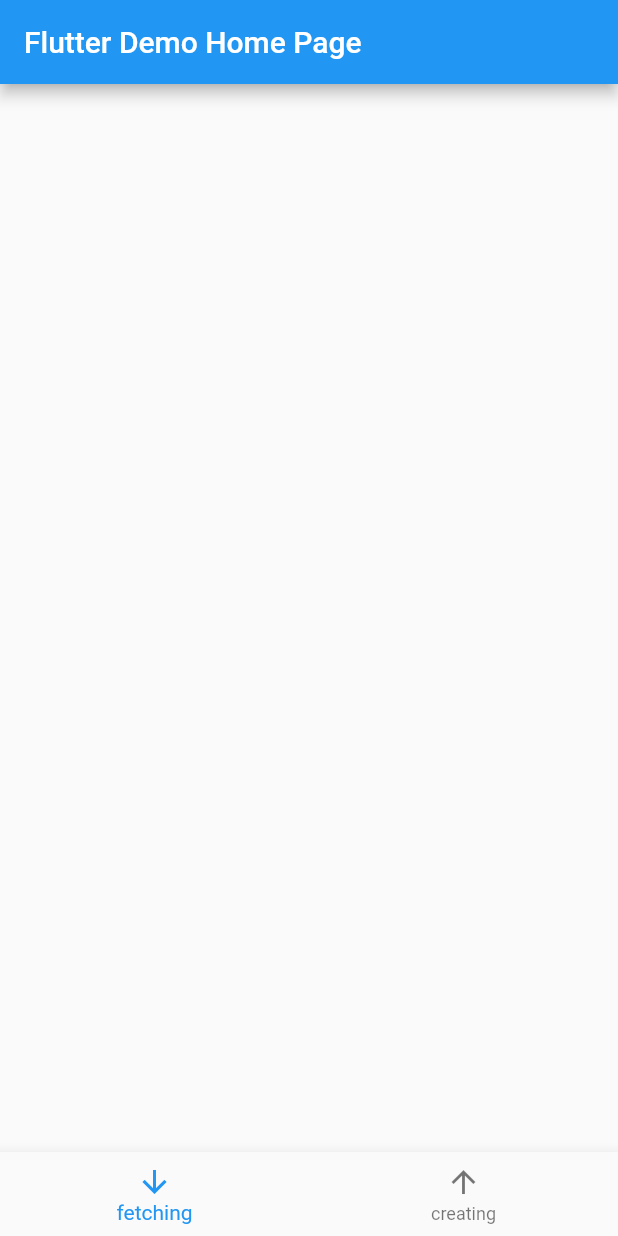
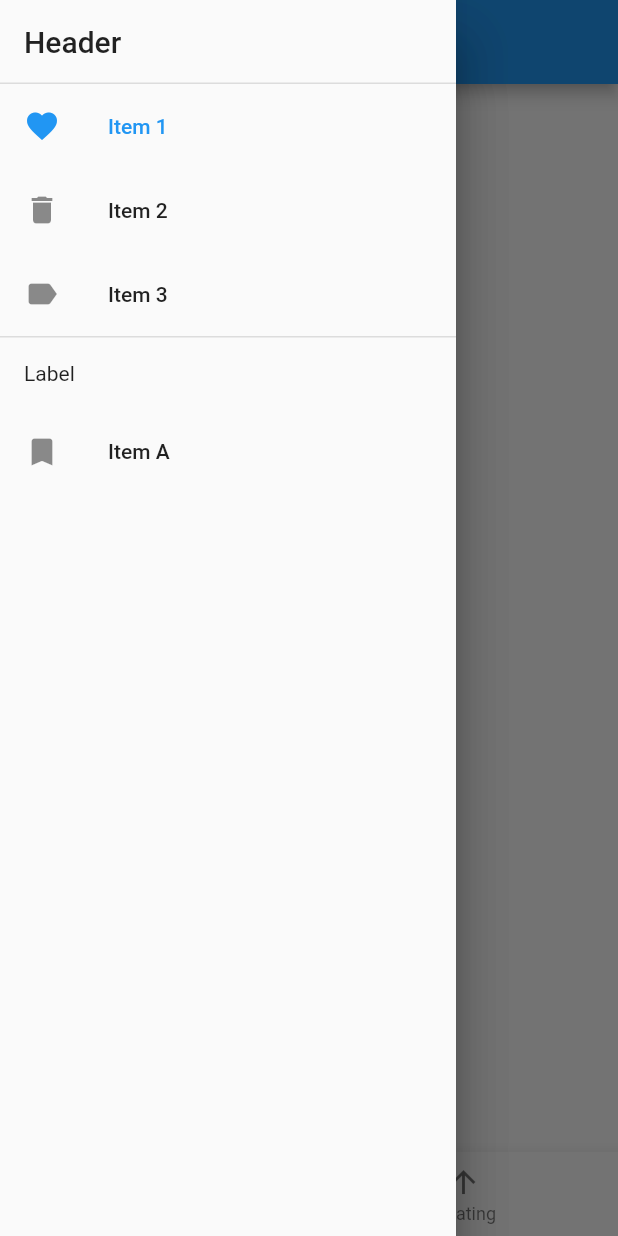
Before and after one commit to vaibhav135/Todo, a Flutter app: the screen it shows after launch, with the side drawer open (before the commit the screen has no drawer), on a phone screen of 412 x 824 dp. Run offline on Flutter 3.47's test engine with Material 2 defaults, Android fonts, the phone set to English and light mode, and no system bars; our stand-ins replace cloud_firestore, firebase_core; accounts and stored records are empty.

Commit message:
added radio checkbox, deletion , navigation bar

```diff
--- a/lib/data_check.dart
+++ b/lib/data_check.dart
@@ -1,6 +1,11 @@
 import 'package:flutter/material.dart';
 import 'package:cloud_firestore/cloud_firestore.dart';
 import 'package:firebase_core/firebase_core.dart';
+
+import 'package:todo/record.dart';
+import 'package:todo/task_page.dart';
+
+enum TaskState { selected, notSelected }
 
 class DataCheck extends StatefulWidget {
   const DataCheck({Key key}) : super(key: key);
@@ -10,6 +15,7 @@ class DataCheck extends StatefulWidget {
 }
 
 class _DataCheckState extends State<DataCheck> {
+  TaskState tstate = TaskState.notSelected;
   // Set default `_initialized` and `_error` state to false
   bool _initialized = false;
   bool _error = false;
@@ -45,7 +51,7 @@ class _DataCheckState extends State<DataCheck> {
       );
     }
     return StreamBuilder<QuerySnapshot>(
-      stream: FirebaseFirestore.instance.collection('baby').snapshots(),
+      stream: FirebaseFirestore.instance.collection('tasks').snapshots(),
       builder: (context, snapshot) {
         if (!snapshot.hasData) return LinearProgressIndicator();
 
@@ -71,8 +77,9 @@ class _DataCheckState extends State<DataCheck> {
   Widget _buildListItem(BuildContext context, DocumentSnapshot data) {
     final record = Record.fromSnapshot(data);
 
+    //print(record.reference.id);
     return Padding(
-      key: ValueKey(record.name),
+      key: ValueKey(record.taskName),
       padding: const EdgeInsets.symmetric(horizontal: 16.0, vertical: 8.0),
       child: Container(
         decoration: BoxDecoration(
@@ -80,29 +87,26 @@ class _DataCheckState extends State<DataCheck> {
           borderRadius: BorderRadius.circular(5.0),
         ),
         child: ListTile(
-          title: Text(record.name),
-          trailing: Text(record.votes.toString()),
-          onTap: () => print(record),
+          title: Text(record.taskName),
+          leading: Radio<TaskState>(
+            value: TaskState.selected,
+            groupValue: tstate,
+            onChanged: (TaskState value) {
+              setState(() {
+                tstate = value;
+                // TODO: if the state is selected then the task will be moved to completed
+                if (tstate == TaskState.selected) print(tstate);
+              });
+            },
+          ),
+          onTap: () {
+            Navigator.push(
+              context,
+              MaterialPageRoute(builder: (context) => TaskPage(record)),
+            );
+          },
         ),
       ),
     );
   }
 }
-
-class Record {
-  final String name;
-  final int votes;
-  final DocumentReference reference;
-
-  Record.fromMap(Map<String, dynamic> map, {this.reference})
-      : assert(map['name'] != null),
-        assert(map['votes'] != null),
-        name = map['name'],
-        votes = map['votes'];
-
-  Record.fromSnapshot(DocumentSnapshot snapshot)
-      : this.fromMap(snapshot.data(), reference: snapshot.reference);
-
-  @override
-  String toString() => "Record<$name:$votes>";
-}
--- a/lib/main.dart
+++ b/lib/main.dart
@@ -2,7 +2,7 @@ import 'package:flutter/material.dart';
 import 'package:todo/bottom_sheet.dart' as sheet;
 import 'package:todo/task_fields.dart';
 import 'package:todo/data_check.dart';
-//import 'package:todo/write_data.dart';
+import 'package:todo/navigation_drawer.dart';
 
 void main() {
   runApp(MyApp());
@@ -66,13 +66,24 @@ class _MyHomePageState extends State<MyHomePage> with TickerProviderStateMixin {
   @override
   Widget build(BuildContext context) {
     return Scaffold(
+      drawer: Drawer(
+        child: NavigationDrawer(),
+      ),
       appBar: AppBar(
         title: Text(widget.title),
+        leading: Builder(
+          builder: (context) => IconButton(
+            icon: Icon(Icons.menu),
+            onPressed: () => Scaffold.of(context).openDrawer(),
+          ),
+        ),
       ),
       body: new TabBarView(
         controller: _controller,
         children: <Widget>[
+          //calling DataCheck() class here so the the data will be read from the firestore,
           DataCheck(),
+
           ListView.builder(
               key: new PageStorageKey('building'),
               scrollDirection: Axis.vertical,
--- /dev/null
+++ b/lib/navigation_drawer.dart
@@ -0,0 +1,80 @@
+import 'package:flutter/material.dart';
+
+class NavigationDrawer extends StatefulWidget {
+  @override
+  _NavigationDrawerState createState() => _NavigationDrawerState();
+}
+
+class _NavigationDrawerState extends State<NavigationDrawer> {
+  int _selectedDestination = 0;
+
+  @override
+  Widget build(BuildContext context) {
+    print("yes we are in navigation");
+    final theme = Theme.of(context);
+    final textTheme = theme.textTheme;
+    return Row(
+      children: [
+        Drawer(
+          child: ListView(
+            // Important: Remove any padding from the ListView.
+            padding: EdgeInsets.zero,
+            children: <Widget>[
+              Padding(
+                padding: const EdgeInsets.all(16.0),
+                child: Text(
+                  'Header',
+                  style: textTheme.headline6,
+                ),
+              ),
+              Divider(
+                height: 1,
+                thickness: 1,
+              ),
+              ListTile(
+                leading: Icon(Icons.favorite),
+                title: Text('Item 1'),
+                selected: _selectedDestination == 0,
+                onTap: () => selectDestination(0),
+              ),
+              ListTile(
+                leading: Icon(Icons.delete),
+                title: Text('Item 2'),
+                selected: _selectedDestination == 1,
+                onTap: () => selectDestination(1),
+              ),
+              ListTile(
+                leading: Icon(Icons.label),
+                title: Text('Item 3'),
+                selected: _selectedDestination == 2,
+                onTap: () => selectDestination(2),
+              ),
+              Divider(
+                height: 1,
+                thickness: 1,
+              ),
+              Padding(
+                padding: const EdgeInsets.all(16.0),
+                child: Text(
+                  'Label',
+                ),
+              ),
+              ListTile(
+                leading: Icon(Icons.bookmark),
+                title: Text('Item A'),
+                selected: _selectedDestination == 3,
+                onTap: () => selectDestination(3),
+              ),
+            ],
+          ),
+        ),
+      ],
+    );
+  }
+
+  void selectDestination(int index) {
+    setState(() {
+      _selectedDestination = index;
+    });
+  }
+}
--- /dev/null
+++ b/lib/record.dart
@@ -0,0 +1,29 @@
+import 'package:cloud_firestore/cloud_firestore.dart';
+
+class Record {
+  final String taskName, aboutTask, taskCategory, currentDateTime;
+  final int priority;
+  final DateTime date;
+
+  final DocumentReference reference;
+
+  Record.fromMap(Map<String, dynamic> map, {this.reference})
+      : assert(map['taskName'] != null),
+        assert(map['aboutTask'] != null),
+        assert(map['taskCategories'] != null),
+        assert(map['priority'] != null),
+        assert(map['taskDate'] != null),
+        assert(map['currentDateTime'] != null),
+        taskName = map['taskName'],
+        taskCategory = map['taskCategories'],
+        aboutTask = map['aboutTask'],
+        priority = map['priority'],
+        date = (map['taskDate']).toDate(),
+        currentDateTime = map['currentDateTime'];
+
+  Record.fromSnapshot(DocumentSnapshot snapshot)
+      : this.fromMap(snapshot.data(), reference: snapshot.reference);
+
+  @override
+  String toString() => "Record<$taskName:$taskCategory:$aboutTask:$date>";
+}
--- a/lib/task_fields.dart
+++ b/lib/task_fields.dart
@@ -4,8 +4,9 @@ class TaskFields {
       this.taskDate,
       this.aboutTask,
       this.priority,
-      this.taskCategories});
-  final String taskName, aboutTask, taskCategories;
+      this.taskCategories,
+      this.currentDateTime});
+  final String taskName, aboutTask, taskCategories, currentDateTime;
   final int priority;
   final DateTime taskDate;
 }
```
Also changed, not shown: lib/bottom_sheet.dart (+19 -7 lines), lib/deleteTask.dart (added, +26 -0 lines), lib/task_page.dart (added, +59 -0 lines), pubspec.yaml (+5 -5 lines), pubspec.lock.
